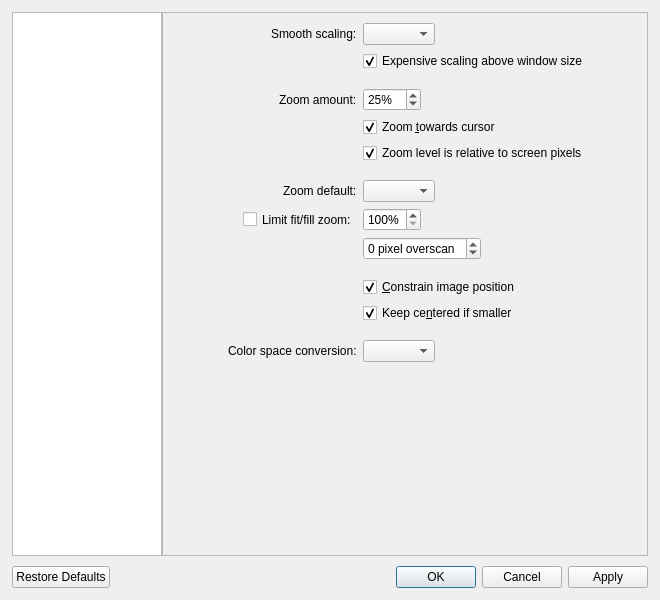
The window that src/qvoptionsdialog.ui (mohammad-alisafaee/qView) describes before a commit, drawn with Qt 5.
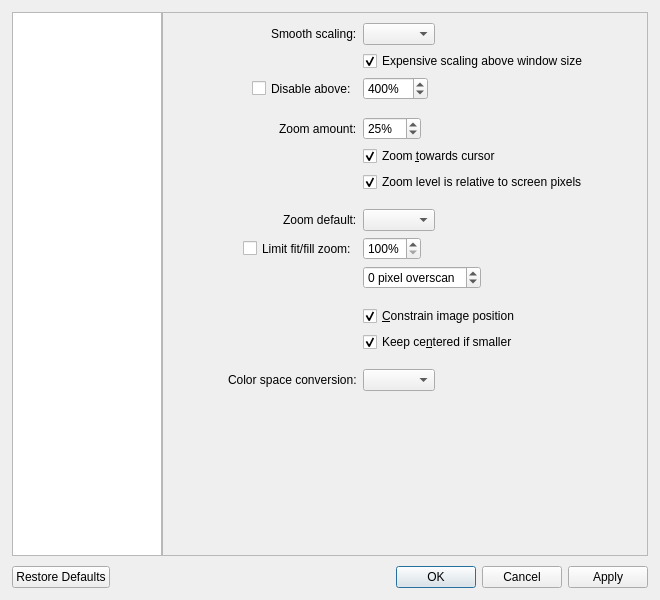
The same window after the commit. The open tabs and pages were chosen to show the change.

Commit message: Option to disable smooth scaling above specified zoom level

The edit to the form file:
```diff
--- a/src/qvoptionsdialog.ui
+++ b/src/qvoptionsdialog.ui
@@ -388,7 +388,7 @@
            <x>0</x>
            <y>0</y>
            <width>482</width>
-           <height>386</height>
+           <height>417</height>
           </rect>
          </property>
          <property name="sizePolicy">
@@ -443,6 +443,38 @@
            </widget>
           </item>
           <item row="2" column="1">
+           <widget class="QSpinBox" name="smoothScalingLimitSpinBox">
+            <property name="suffix">
+             <string>%</string>
+            </property>
+            <property name="minimum">
+             <number>100</number>
+            </property>
+            <property name="maximum">
+             <number>6400</number>
+            </property>
+            <property name="singleStep">
+             <number>25</number>
+            </property>
+            <property name="value">
+             <number>400</number>
+            </property>
+           </widget>
+          </item>
+          <item row="2" column="0">
+           <widget class="QCheckBox" name="smoothScalingLimitCheckbox">
+            <property name="sizePolicy">
+             <sizepolicy hsizetype="Minimum" vsizetype="Minimum">
+              <horstretch>0</horstretch>
+              <verstretch>0</verstretch>
+             </sizepolicy>
+            </property>
+            <property name="text">
+             <string>Disable above:</string>
+            </property>
+           </widget>
+          </item>
+          <item row="3" column="1">
            <spacer name="horizontalSpacer_2">
             <property name="orientation">
              <enum>Qt::Horizontal</enum>
@@ -455,7 +487,7 @@
             </property>
            </spacer>
           </item>
-          <item row="3" column="0">
+          <item row="4" column="0">
            <widget class="QLabel" name="label_3">
             <property name="toolTip">
              <string>The amount to zoom every scroll wheel click</string>
@@ -465,7 +497,7 @@
             </property>
            </widget>
           </item>
-          <item row="3" column="1">
+          <item row="4" column="1">
            <widget class="QSpinBox" name="scaleFactorSpinBox">
             <property name="toolTip">
              <string>The amount to zoom every scroll wheel click</string>
@@ -487,7 +519,7 @@
             </property>
            </widget>
           </item>
-          <item row="4" column="1">
+          <item row="5" column="1">
            <widget class="QCheckBox" name="cursorZoomCheckbox">
             <property name="toolTip">
              <string>Choose whether or not zooming in and out above 100% zoom will zoom towards the cursor</string>
@@ -500,7 +532,7 @@
             </property>
            </widget>
           </item>
-          <item row="5" column="1">
+          <item row="6" column="1">
            <widget class="QCheckBox" name="oneToOnePixelSizingCheckbox">
             <property name="text">
              <string>Zoom level is relative to screen pixels</string>
@@ -510,7 +542,7 @@
             </property>
            </widget>
           </item>
-          <item row="6" column="1">
+          <item row="7" column="1">
            <spacer name="horizontalSpacer">
             <property name="orientation">
              <enum>Qt::Horizontal</enum>
@@ -523,17 +555,17 @@
             </property>
            </spacer>
           </item>
-          <item row="7" column="0">
+          <item row="8" column="0">
            <widget class="QLabel" name="zoomDefaultLabel">
             <property name="text">
              <string>Zoom default:</string>
             </property>
            </widget>
           </item>
-          <item row="7" column="1">
+          <item row="8" column="1">
            <widget class="QComboBox" name="zoomDefaultComboBox"/>
           </item>
-          <item row="8" column="0">
+          <item row="9" column="0">
            <widget class="QCheckBox" name="fitZoomLimitCheckbox">
             <property name="sizePolicy">
              <sizepolicy hsizetype="Minimum" vsizetype="Minimum">
@@ -546,7 +578,7 @@
             </property>
            </widget>
           </item>
-          <item row="8" column="1">
+          <item row="9" column="1">
            <widget class="QSpinBox" name="fitZoomLimitSpinBox">
             <property name="suffix">
              <string>%</string>
@@ -565,7 +597,7 @@
             </property>
            </widget>
           </item>
-          <item row="9" column="1">
+          <item row="10" column="1">
            <widget class="QSpinBox" name="fitOverscanSpinBox">
             <property name="suffix">
              <string> pixel overscan</string>
@@ -578,20 +610,20 @@
             </property>
            </widget>
           </item>
-          <item row="10" column="1">
-           <spacer name="horizontalSpacer_9">
-            <property name="orientation">
-             <enum>Qt::Horizontal</enum>
-            </property>
-            <property name="sizeHint" stdset="0">
-             <size>
-              <width>40</width>
-              <height>5</height>
-             </size>
-            </property>
-           </spacer>
-          </item>
           <item row="11" column="1">
+           <spacer name="horizontalSpacer_9">
+            <property name="orientation">
+             <enum>Qt::Horizontal</enum>
+            </property>
+            <property name="sizeHint" stdset="0">
+             <size>
+              <width>40</width>
+              <height>5</height>
+             </size>
+            </property>
+           </spacer>
+          </item>
+          <item row="12" column="1">
            <widget class="QCheckBox" name="constrainImagePositionCheckbox">
             <property name="text">
              <string>&amp;Constrain image position</string>
@@ -601,7 +633,7 @@
             </property>
            </widget>
           </item>
-          <item row="12" column="1">
+          <item row="13" column="1">
            <widget class="QCheckBox" name="constrainCentersSmallImageCheckbox">
             <property name="text">
              <string>Keep ce&amp;ntered if smaller</string>
@@ -611,7 +643,7 @@
             </property>
            </widget>
           </item>
-          <item row="13" column="1">
+          <item row="14" column="1">
            <spacer name="horizontalSpacer_10">
             <property name="orientation">
              <enum>Qt::Horizontal</enum>
@@ -624,14 +656,14 @@
             </property>
            </spacer>
           </item>
-          <item row="14" column="0">
+          <item row="15" column="0">
            <widget class="QLabel" name="colorSpaceConversionLabel">
             <property name="text">
              <string>Color space conversion:</string>
             </property>
            </widget>
           </item>
-          <item row="14" column="1">
+          <item row="15" column="1">
            <widget class="QComboBox" name="colorSpaceConversionComboBox"/>
           </item>
          </layout>
```
The commit also changes 5 other files.
